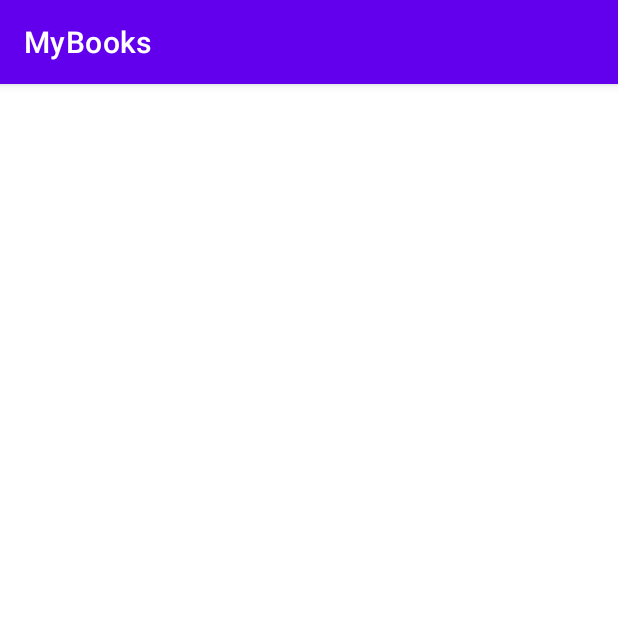
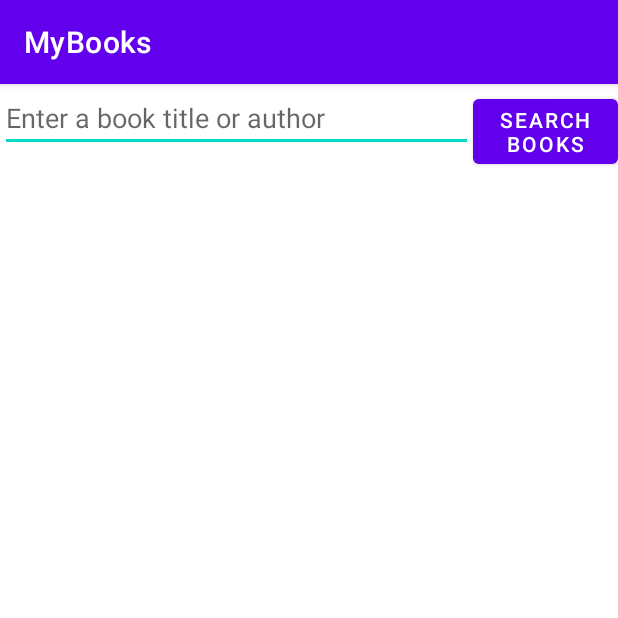
Before and after one commit to markusmeresma/mybooks, an Android app: the screen it shows after launch (MainActivity), on a phone screen of 412 x 824 dp, the top half of it. Run offline under Robolectric (Android 15) with nearby library versions, the phone set to English and light mode, and no system bars.

```diff
--- a/app/src/main/java/com/example/mybooks/MainActivity.java
+++ b/app/src/main/java/com/example/mybooks/MainActivity.java
@@ -4,18 +4,37 @@ import androidx.appcompat.app.AppCompatActivity;
 
 import android.os.Bundle;
 import android.util.Log;
+import android.view.View;
+import android.widget.Button;
+import android.widget.EditText;
 
 import java.net.URL;
 
 public class MainActivity extends AppCompatActivity {
-
-    private String url = "https://www.googleapis.com/books/v1/volumes?q=flowers";
 
     @Override
     protected void onCreate(Bundle savedInstanceState) {
         super.onCreate(savedInstanceState);
         setContentView(R.layout.activity_main);
 
-        new SearchTask().execute(url);
+        EditText searchInput = (EditText) findViewById(R.id.searchInput);
+        Button searchButton = (Button) findViewById(R.id.searchButton);
+
+        // A variable to save user input
+        String queryParams = searchInput.getText().toString();
+        Log.i(getResources().getString(R.string.app_name), "User input " + queryParams);
+
+        searchButton.setOnClickListener(new View.OnClickListener() {
+            @Override
+            public void onClick(View v) {
+                SearchTask searchTask = new SearchTask();
+                // URL is broken
+                String requestURL = searchTask.createURLString(queryParams);
+                Log.i(getResources().getString(R.string.app_name), "URL " + requestURL);
+                new SearchTask().execute(requestURL);
+            }
+        });
+
+
     }
 }
--- a/app/src/main/res/layout/activity_main.xml
+++ b/app/src/main/res/layout/activity_main.xml
@@ -1,7 +1,22 @@
 <?xml version="1.0" encoding="utf-8"?>
-<androidx.constraintlayout.widget.ConstraintLayout xmlns:android="http://schemas.android.com/apk/res/android"
+<LinearLayout xmlns:android="http://schemas.android.com/apk/res/android"
     xmlns:app="http://schemas.android.com/apk/res-auto"
     xmlns:tools="http://schemas.android.com/tools"
     android:layout_width="match_parent"
     android:layout_height="match_parent"
-    tools:context=".MainActivity"/>
+    tools:context=".MainActivity">
+
+    <EditText
+        android:id="@+id/searchInput"
+        android:layout_width="315dp"
+        android:layout_height="wrap_content"
+        android:hint="@string/input_hint"
+        android:inputType="text" />
+
+    <Button
+        android:id="@+id/searchButton"
+        android:layout_width="match_parent"
+        android:layout_height="wrap_content"
+        android:text="@string/search_button" />
+
+</LinearLayout>
--- a/app/src/main/res/values/strings.xml
+++ b/app/src/main/res/values/strings.xml
@@ -1,3 +1,6 @@
 <resources>
     <string name="app_name">MyBooks</string>
+    <string name="input_hint">Enter a book title or author</string>
+    <string name="search_button">Search books</string>
+    <string name="GOOGLE_BOOKS_API">https://www.googleapis.com/books/v1/volumes?q=</string>
 </resources>
```
Also changed, not shown: app/src/main/java/com/example/mybooks/SearchTask.java (+17 -0 lines).
